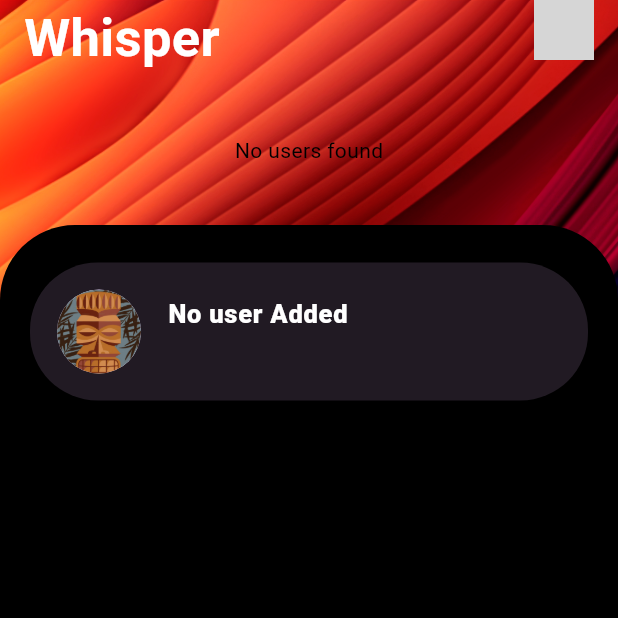
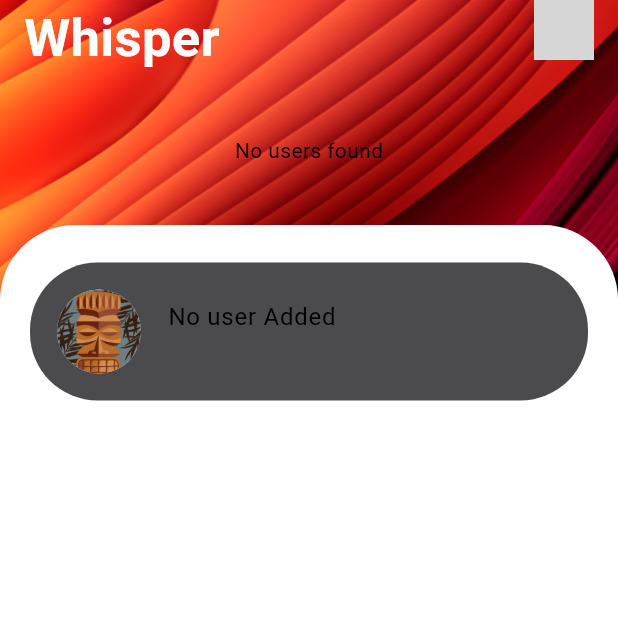
Before and after one commit to Amer-Mukhtar/Whisper-Messaging-App-beta, a Flutter app: the ChatListScreen screen opened directly with empty values, on a phone screen of 412 x 824 dp, the top half of it. Run offline on Flutter 3.47's test engine with Material 3 defaults, Android fonts, the phone set to English and light mode, and no system bars; our stand-ins replace cloud_firestore, envied, firebase_auth, firebase_core, firebase_storage, font_awesome_flutter and 3 more; accounts and stored records are empty; generated files the repository leaves out were written again; network calls fail; grey boxes are pictures that could not be loaded.

Commit message:
theme work

```diff
--- a/lib/core/theme/light_theme.dart
+++ b/lib/core/theme/light_theme.dart
@@ -4,8 +4,12 @@ import 'custom_themes/background_theme.dart';
 import 'custom_themes/custom_text_theme.dart';
 
 class LightTheme implements AppTheme{
+
   @override
   ThemeData get theme => ThemeData(
+    listTileTheme: ListTileThemeData(
+    ),
+    scaffoldBackgroundColor: Colors.white,
     brightness: Brightness.light,
     useMaterial3: true,
     primaryColor: Colors.redAccent,
@@ -57,6 +61,8 @@ class LightTheme implements AppTheme{
       ),
     ),
     inputDecorationTheme: InputDecorationTheme(
+      fillColor: Colors.white,
+      filled: true,
       prefixStyle: const TextStyle(
         color: Colors.black,
         fontSize: 14,
@@ -77,10 +83,11 @@ class LightTheme implements AppTheme{
       ),
     ),
 
+
     extensions: const [
       Background(
-          primary: Colors.grey,
-          accented: Colors.white
+          primary: Colors.white,
+          accented: Color(0xFF4B4B4E)
       ),
       CustomText(
           primary: Colors.black,
--- a/lib/views/add_user.dart
+++ b/lib/views/add_user.dart
@@ -51,14 +51,10 @@ class _AddUserScreenState extends State<AddUserScreen> {
     return DefaultTabController(
       length: 2,
       child: Scaffold(
-        backgroundColor: Colors.black,
         appBar: AppBar(
           automaticallyImplyLeading: false,
-          iconTheme: const IconThemeData(color: addUserIcon),
-          backgroundColor: addUserBackground,
           title: const Text(
             'Add Profile',
-            style: TextStyle(color: addUserText),
           ),
         ),
         body: Container(
--- a/lib/views/chat_list_screen.dart
+++ b/lib/views/chat_list_screen.dart
@@ -1,13 +1,12 @@
-import 'package:flutter/cupertino.dart';
 import 'package:flutter/material.dart';
 import 'package:cloud_firestore/cloud_firestore.dart';
+import 'package:whisper/core/theme/custom_themes/context_extensions.dart';
 import 'package:whisper/models/user_model.dart';
 import 'package:whisper/views/profile_screen.dart';
 import 'package:whisper/widgets/Conversation.dart';
 import 'package:whisper/widgets/constant.dart';
 import '../controller/chat_list_controller.dart';
-import '../controller/friend_controller.dart';
-import '../models/user_friends_model.dart';
+import '../core/theme/custom_themes/background_theme.dart';
 import 'chat_screen.dart';
 
 final List<String> defaultUserImages = [
@@ -36,6 +35,8 @@ class _ChatListScreenState extends State<ChatListScreen> {
 
   @override
   Widget build(BuildContext context) {
+    final bg = Theme.of(context).extension<Background>()!;
+    final theme = Theme.of(context);
     return Scaffold(
       extendBodyBehindAppBar: true,
       floatingActionButtonLocation: FloatingActionButtonLocation.endFloat,
@@ -209,9 +210,9 @@ class _ChatListScreenState extends State<ChatListScreen> {
     return Expanded(
       child: Container(
         padding: const EdgeInsets.only(top: 5),
-        decoration: const BoxDecoration(
-          color: ListBGColor,
-          borderRadius: BorderRadius.only(
+        decoration: BoxDecoration(
+          color: context.background.primary,
+          borderRadius: const BorderRadius.only(
               topRight: Radius.circular(50), topLeft: Radius.circular(50)),
         ),
         child: StreamBuilder<QuerySnapshot>(
@@ -276,6 +277,7 @@ class _ChatListScreenState extends State<ChatListScreen> {
             }
 
             return ListView(
+
               padding: const EdgeInsets.only(top: 10, left: 10, right: 10),
               physics: const BouncingScrollPhysics(),
               children: userWidgets,
--- a/lib/views/profile_screen.dart
+++ b/lib/views/profile_screen.dart
@@ -45,11 +45,9 @@ class _ProfileScreenState extends State<ProfileScreen> {
     return Scaffold(
       appBar: AppBar(
         automaticallyImplyLeading: false,
-        iconTheme: const IconThemeData(color: profileIcon),
-        backgroundColor: profileBackground,
+
         title: const Text(
           'Profile',
-          style: TextStyle(color: profileText),
         ),
         actions: [
           IconButton(
--- a/lib/widgets/Conversation.dart
+++ b/lib/widgets/Conversation.dart
@@ -1,6 +1,7 @@
 import 'package:flutter/cupertino.dart';
 import 'package:flutter/material.dart';
 import 'package:get/get.dart';
+import 'package:whisper/core/theme/custom_themes/context_extensions.dart';
 import '../controller/chat_list_controller.dart';
 import '../controller/friend_controller.dart';
 import '../models/user_friends_model.dart';
@@ -61,7 +62,8 @@ class _ConversationListState extends State<ConversationList> {
       child: Container(
         margin: const EdgeInsets.symmetric(vertical: 10, horizontal: 10),
         decoration: BoxDecoration(
-          color: tileColor,
+
+          color: context.background.accented,
           borderRadius: BorderRadius.circular(45),
         ),
         child: ListTile(
@@ -72,15 +74,11 @@ class _ConversationListState extends State<ConversationList> {
           ),
           title: Text(
             widget.reciever,
-            style: const TextStyle(
-              fontSize: 17,
-              color: TextColor,
-              fontWeight: FontWeight.w800,
-            ),
+            style: context.textStyles.bodyLarge,
           ),
           subtitle: Text(
             latestMessage ?? 'Loading...',
-            style: const TextStyle(color: Colors.white70),
+            style: context.textStyles.bodySmall,
           ),
           onTap: () {
             Navigator.push(
--- a/lib/widgets/message_stream.dart
+++ b/lib/widgets/message_stream.dart
@@ -1,5 +1,6 @@
 import 'package:cloud_firestore/cloud_firestore.dart';
 import 'package:flutter/material.dart';
+import 'package:whisper/core/theme/custom_themes/context_extensions.dart';
 import 'package:whisper/widgets/constant.dart';
 import 'package:whisper/widgets/message_bubbles.dart';
 import '../controller/chat_controller.dart';
@@ -21,7 +22,7 @@ class MessageStream extends StatelessWidget {
   Widget build(BuildContext context) {
     return Container(
       padding: const EdgeInsets.symmetric(horizontal: 10),
-      color: messageBackground,
+      color: context.background.primary,
       child: StreamBuilder<QuerySnapshot>(
         stream: _firestore
             .collection('chat_room')
```
Also changed, not shown: lib/core/theme/custom_themes/context_extensions.dart (added, +12 -0 lines), lib/views/chat_screen.dart (+10 -17 lines), lib/views/stories_screen.dart (+4 -8 lines), lib/widgets/message_bubbles.dart (+9 -9 lines).
